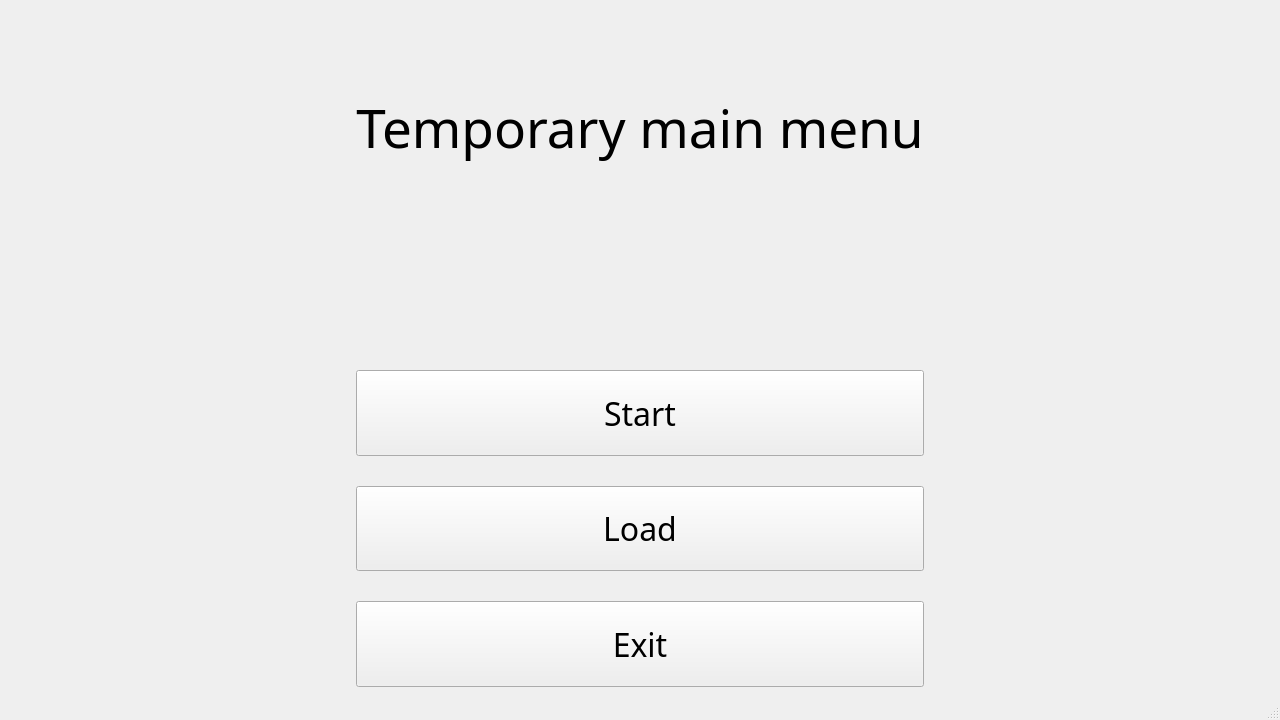
The window that NAMSC_engine/mainWindow.ui (NAMSCdev/NAMSC) describes before a commit, drawn with Qt 5.
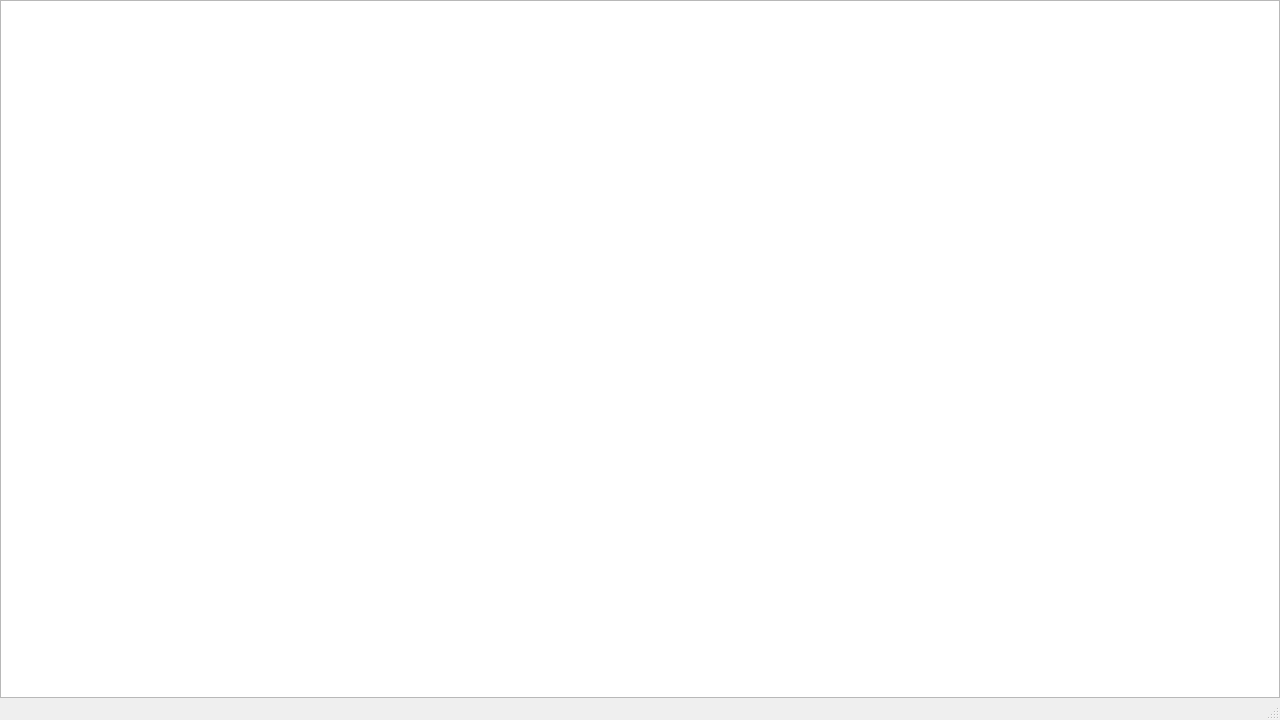
The same window after the commit.

What changed in the file:
```diff
--- a/NAMSC_engine/mainWindow.ui
+++ b/NAMSC_engine/mainWindow.ui
@@ -18,7 +18,7 @@
     <bool>true</bool>
    </property>
    <property name="sizePolicy">
-    <sizepolicy hsizetype="Minimum" vsizetype="Minimum">
+    <sizepolicy hsizetype="Expanding" vsizetype="Expanding">
      <horstretch>0</horstretch>
      <verstretch>0</verstretch>
     </sizepolicy>
@@ -39,170 +39,23 @@
     <bool>false</bool>
    </property>
    <layout class="QGridLayout" name="gridLayout">
-    <item row="4" column="0">
-     <spacer name="horizontalSpacer">
-      <property name="orientation">
-       <enum>Qt::Horizontal</enum>
-      </property>
-      <property name="sizeType">
-       <enum>QSizePolicy::MinimumExpanding</enum>
-      </property>
-      <property name="sizeHint" stdset="0">
-       <size>
-        <width>40</width>
-        <height>20</height>
-       </size>
-      </property>
-     </spacer>
-    </item>
-    <item row="4" column="1">
-     <layout class="QVBoxLayout" name="verticalLayout">
-      <property name="spacing">
-       <number>30</number>
-      </property>
-      <item>
-       <widget class="QPushButton" name="startPushButton">
-        <property name="sizePolicy">
-         <sizepolicy hsizetype="Minimum" vsizetype="Expanding">
-          <horstretch>0</horstretch>
-          <verstretch>0</verstretch>
-         </sizepolicy>
-        </property>
-        <property name="font">
-         <font>
-          <family>Old English Text MT</family>
-          <pointsize>24</pointsize>
-         </font>
-        </property>
-        <property name="text">
-         <string>Start</string>
-        </property>
-       </widget>
-      </item>
-      <item>
-       <widget class="QPushButton" name="loadPushButton">
-        <property name="sizePolicy">
-         <sizepolicy hsizetype="Minimum" vsizetype="Expanding">
-          <horstretch>0</horstretch>
-          <verstretch>0</verstretch>
-         </sizepolicy>
-        </property>
-        <property name="font">
-         <font>
-          <family>Old English Text MT</family>
-          <pointsize>24</pointsize>
-         </font>
-        </property>
-        <property name="text">
-         <string>Load</string>
-        </property>
-       </widget>
-      </item>
-      <item>
-       <widget class="QPushButton" name="exitPushButton">
-        <property name="sizePolicy">
-         <sizepolicy hsizetype="Minimum" vsizetype="Expanding">
-          <horstretch>0</horstretch>
-          <verstretch>0</verstretch>
-         </sizepolicy>
-        </property>
-        <property name="font">
-         <font>
-          <family>Old English Text MT</family>
-          <pointsize>24</pointsize>
-         </font>
-        </property>
-        <property name="text">
-         <string>Exit</string>
-        </property>
-       </widget>
-      </item>
-     </layout>
-    </item>
-    <item row="4" column="2">
-     <spacer name="horizontalSpacer_2">
-      <property name="orientation">
-       <enum>Qt::Horizontal</enum>
-      </property>
-      <property name="sizeType">
-       <enum>QSizePolicy::MinimumExpanding</enum>
-      </property>
-      <property name="sizeHint" stdset="0">
-       <size>
-        <width>40</width>
-        <height>20</height>
-       </size>
-      </property>
-     </spacer>
-    </item>
-    <item row="2" column="1">
-     <spacer name="verticalSpacer">
-      <property name="orientation">
-       <enum>Qt::Vertical</enum>
-      </property>
-      <property name="sizeType">
-       <enum>QSizePolicy::Preferred</enum>
-      </property>
-      <property name="sizeHint" stdset="0">
-       <size>
-        <width>20</width>
-        <height>200</height>
-       </size>
-      </property>
-     </spacer>
-    </item>
-    <item row="1" column="1">
-     <widget class="QLabel" name="titleLabel">
-      <property name="sizePolicy">
-       <sizepolicy hsizetype="Minimum" vsizetype="Minimum">
-        <horstretch>0</horstretch>
-        <verstretch>0</verstretch>
-       </sizepolicy>
-      </property>
-      <property name="baseSize">
-       <size>
-        <width>0</width>
-        <height>0</height>
-       </size>
-      </property>
-      <property name="font">
-       <font>
-        <family>Old English Text MT</family>
-        <pointsize>40</pointsize>
-       </font>
-      </property>
-      <property name="layoutDirection">
-       <enum>Qt::LeftToRight</enum>
-      </property>
-      <property name="text">
-       <string>Temporary main menu</string>
-      </property>
-      <property name="textFormat">
-       <enum>Qt::AutoText</enum>
-      </property>
-      <property name="scaledContents">
-       <bool>false</bool>
-      </property>
-      <property name="alignment">
-       <set>Qt::AlignCenter</set>
-      </property>
-     </widget>
-    </item>
-    <item row="0" column="1">
-     <spacer name="verticalSpacer_2">
-      <property name="orientation">
-       <enum>Qt::Vertical</enum>
-      </property>
-      <property name="sizeType">
-       <enum>QSizePolicy::Preferred</enum>
-      </property>
-      <property name="sizeHint" stdset="0">
-       <size>
-        <width>20</width>
-        <height>80</height>
-       </size>
-      </property>
-     </spacer>
+    <property name="leftMargin">
+     <number>0</number>
+    </property>
+    <property name="topMargin">
+     <number>0</number>
+    </property>
+    <property name="rightMargin">
+     <number>0</number>
+    </property>
+    <property name="bottomMargin">
+     <number>0</number>
+    </property>
+    <property name="spacing">
+     <number>0</number>
+    </property>
+    <item row="0" column="0">
+     <widget class="QGraphicsView" name="graphicsView"/>
     </item>
    </layout>
   </widget>
```
